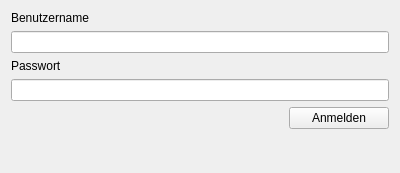
This is ui/qmamsloginwidget.ui in Christian-Kr/QualificationMatrix as Qt 5 draws it before an edit. The edited form follows.
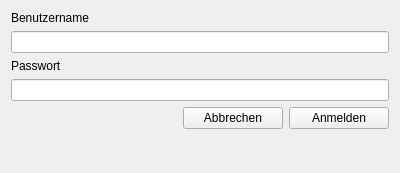
This is the edited form.

Commit message: Login widget and ams settings widget

Diff of the .ui file:
```diff
--- a/ui/qmamsloginwidget.ui
+++ b/ui/qmamsloginwidget.ui
@@ -71,6 +71,19 @@
        </property>
       </spacer>
      </item>
+     <item>
+      <widget class="QPushButton" name="pbCancel">
+       <property name="minimumSize">
+        <size>
+         <width>100</width>
+         <height>0</height>
+        </size>
+       </property>
+       <property name="text">
+        <string>Abbrechen</string>
+       </property>
+      </widget>
+     </item>
      <item>
       <widget class="QPushButton" name="pbLogin">
        <property name="minimumSize">
```
Left out of the diff: 19 changed lines with no effect on the pictures. The commit also changes 5 other files.
